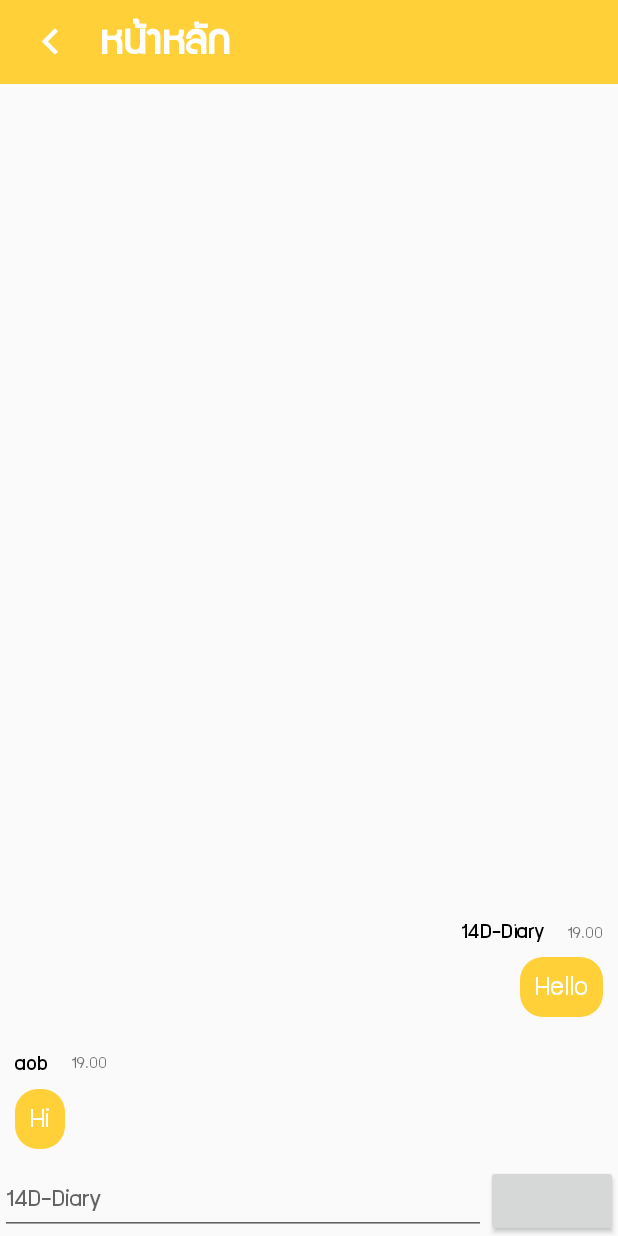
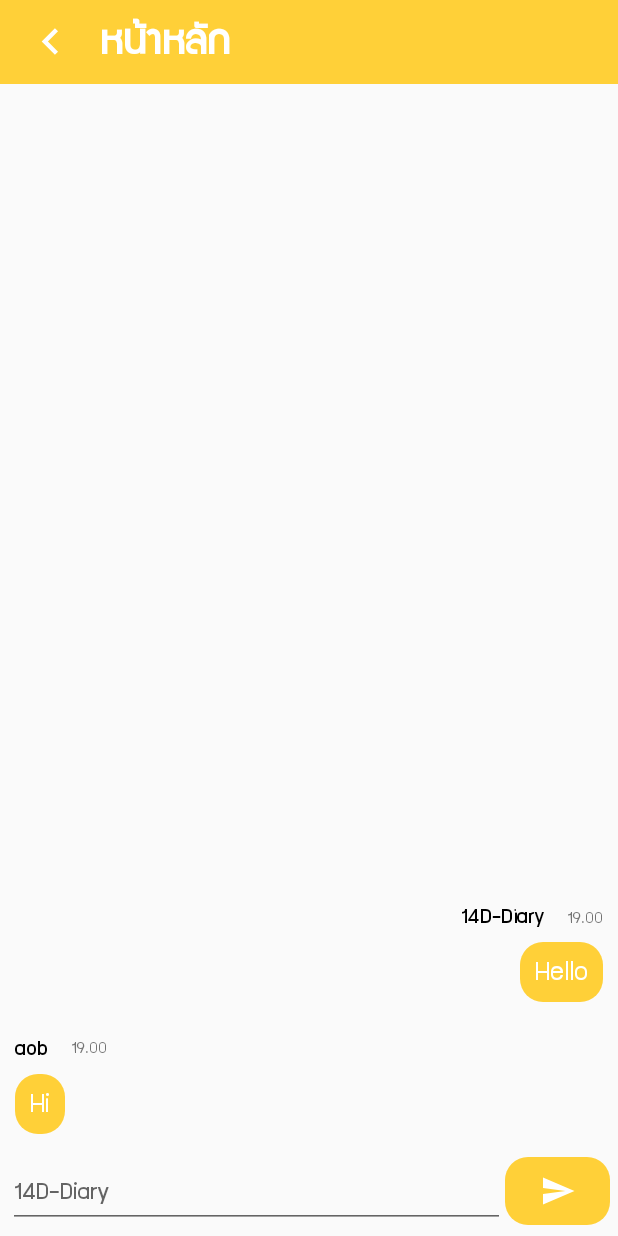
Before and after one commit to orbitalno11/14d-diary, an Android app: the ChatRoomFragment screen opened through its navigation route, on a phone screen of 412 x 824 dp. Run offline under Robolectric (Android 15) with nearby library versions, the light colour scheme and no system bars; our stand-ins replace Firebase (no records; nobody signed in at launch, a user with empty details on screens opened directly), navigation-ui; 2 statements that could not run were skipped.

Commit message:
Chat list and Chat Room **add button style**

```diff
--- /dev/null
+++ b/app/src/main/res/drawable/btn_yellow.xml
@@ -0,0 +1,17 @@
+<?xml version="1.0" encoding="utf-8"?>
+<selector xmlns:android="http://schemas.android.com/apk/res/android">
+
+    <item android:state_enabled="true" android:state_pressed="false">
+        <shape android:shape="rectangle">
+            <solid android:color="@color/colorPrimary" />
+            <corners android:radius="15dp" />
+        </shape>
+    </item>
+
+    <item android:state_enabled="true" android:state_pressed="true">
+        <shape android:shape="rectangle">
+            <solid android:color="@color/yellowPrimaryLight" />
+            <corners android:radius="15dp" />
+        </shape>
+    </item>
+</selector>
--- /dev/null
+++ b/app/src/main/res/drawable/ic_send_white_24dp.xml
@@ -0,0 +1,5 @@
+<vector android:height="24dp" android:tint="#FFFFFF"
+    android:viewportHeight="24.0" android:viewportWidth="24.0"
+    android:width="24dp" xmlns:android="http://schemas.android.com/apk/res/android">
+    <path android:fillColor="#FF000000" android:pathData="M2.01,21L23,12 2.01,3 2,10l15,2 -15,2z"/>
+</vector>
--- a/app/src/main/res/layout/fragment_chat_room.xml
+++ b/app/src/main/res/layout/fragment_chat_room.xml
@@ -24,19 +24,23 @@
         android:layout_height="wrap_content"
         app:layout_constraintStart_toStartOf="parent"
         app:layout_constraintBottom_toBottomOf="parent"
-        android:orientation="horizontal">
+        android:orientation="horizontal"
+        android:padding="5dp">
 
         <EditText
             android:id="@+id/message_text"
             android:layout_width="0dp"
             android:layout_height="wrap_content"
             android:hint="@string/app_name"
-            android:layout_weight="0.9"/>
+            android:layout_weight="0.9"
+            android:layout_gravity="bottom"/>
 
-        <Button
+        <ImageButton
             android:id="@+id/message_send_button"
-            android:layout_width="wrap_content"
-            android:layout_height="wrap_content"/>
+            android:layout_width="70dp"
+            android:layout_height="45dp"
+            android:background="@drawable/btn_yellow"
+            android:src="@drawable/ic_send_white_24dp"/>
 
     </LinearLayout>
 </androidx.constraintlayout.widget.ConstraintLayout>
```
